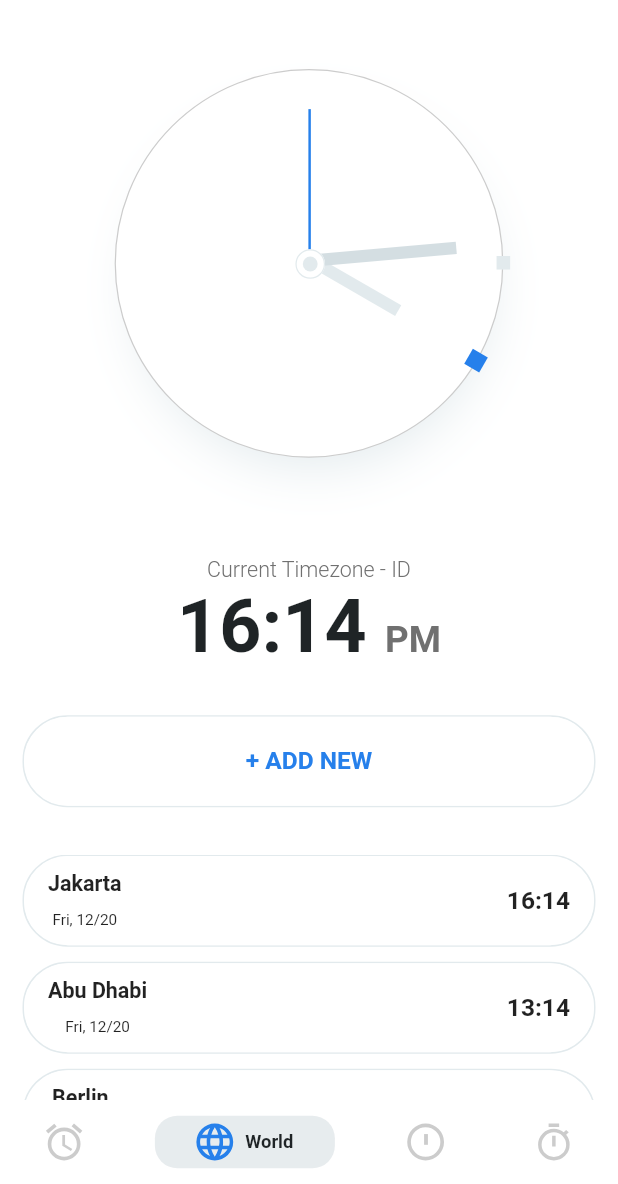
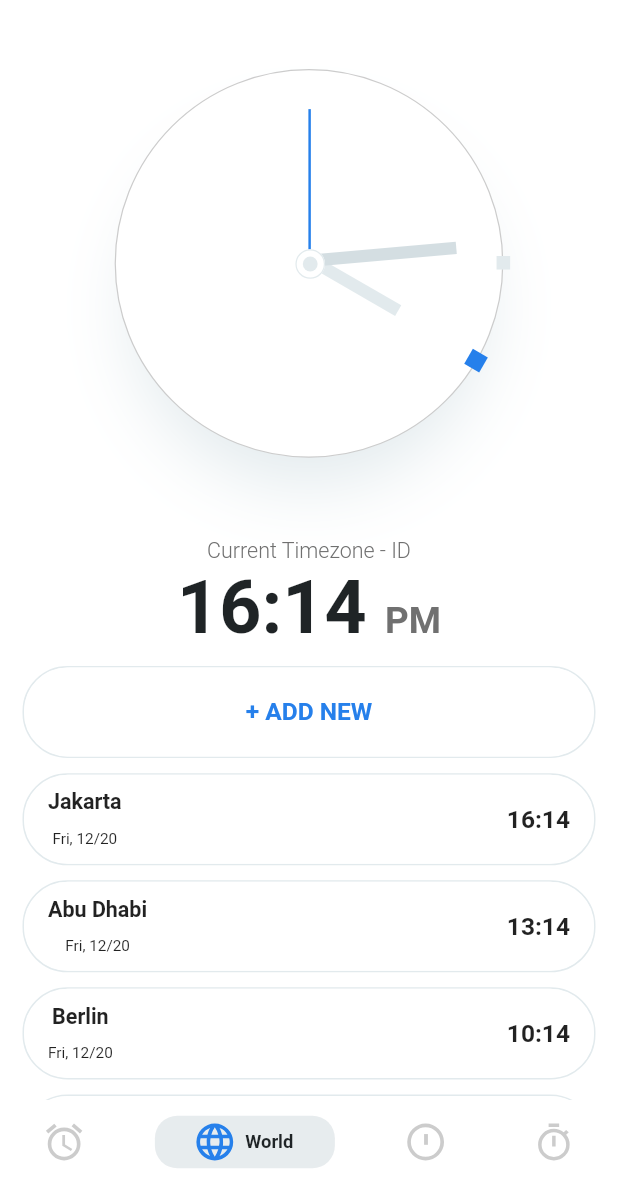
Before and after one commit to Hendi-arch/hendi-clock-app, a Flutter app: the screen it shows after launch, item 2 of the bottom bar chosen, on a phone screen of 412 x 824 dp, the part 52-1236 px from its top. Run offline on Flutter 3.47's test engine with Material 2 defaults, Android fonts, the phone set to English and light mode, and no system bars; drawn by our look-alikes of persistent_bottom_nav_bar; our stand-ins replace flutter_svg, shared_preferences; Roboto replaces fonts that are missing (Segoe UI).

Commit message:
20201219 09:09 Hendi Noviansyah => Update code.

```diff
--- a/lib/pages/WorldPage.dart
+++ b/lib/pages/WorldPage.dart
@@ -19,14 +19,17 @@ class WorldPage extends StatelessWidget {
     ScreenUtil().init(context);
     return Container(
       color: Theme.of(context).backgroundColor,
-      child: Stack(
+      child: Column(
+        mainAxisSize: MainAxisSize.min,
         children: [
           ClockWidget(
               width: 350 * ScreenUtil.scaleDiagonal,
               height: 350 * ScreenUtil.scaleDiagonal),
-          Align(alignment: Alignment(0.0, 0.1), child: ClockTextWidget()),
-          Align(
-            alignment: Alignment(0.0, 0.40),
+          Transform.translate(
+              offset: Offset(0.0, -20.0 * ScreenUtil.scaleDiagonal),
+              child: ClockTextWidget()),
+          Transform.translate(
+            offset: Offset(0.0, -10.0 * ScreenUtil.scaleDiagonal),
             child: WidgetRaisedButton(
                 function: () {},
                 color: Theme.of(context).backgroundColor,
@@ -44,10 +47,7 @@ class WorldPage extends StatelessWidget {
                 border: Border.all(color: const Color(0xffE2EAED), width: 1.0),
                 margin: const EdgeInsets.symmetric(horizontal: 15)),
           ),
-          Align(
-            alignment: Alignment.bottomCenter,
-            child: Container(
-              height: 160 * ScreenUtil.scaleDiagonal,
+          Expanded(
             child: ListView.builder(
               itemCount: _listWorldClockModel.length,
               scrollDirection: Axis.vertical,
@@ -91,12 +91,11 @@ class WorldPage extends StatelessWidget {
                     width: ScreenUtil.screenWidth,
                     height: 60 * ScreenUtil.scaleDiagonal,
                     radius: 30,
-                      border: Border.all(
-                          color: const Color(0xffE2EAED), width: 1.0),
-                      margin: const EdgeInsets.only(
-                          left: 15, right: 15, bottom: 10));
+                    border:
+                        Border.all(color: const Color(0xffE2EAED), width: 1.0),
+                    margin:
+                        const EdgeInsets.only(left: 15, right: 15, bottom: 10));
               },
-              ),
             ),
           )
         ],
--- a/lib/widgets/clock_widget.dart
+++ b/lib/widgets/clock_widget.dart
@@ -15,27 +15,25 @@ class ClockWidget extends StatelessWidget {
   Widget build(BuildContext context) {
     return Consumer<PreferenceAndSettingsNotifier>(
       builder: (context, value, child) => Stack(
+        alignment: Alignment.center,
         children: [
-          Align(
-            alignment: Alignment(0.03, -0.90),
-            child: Container(
+          Container(
             width: 230 * ScreenUtil.scaleDiagonal,
             height: 230 * ScreenUtil.scaleDiagonal,
             decoration: BoxDecoration(
               shape: BoxShape.circle,
               boxShadow: [
                 BoxShadow(
-                    blurRadius: 30,
-                    offset: const Offset(0.0, 30),
-                    color: value.themeState() ? const Color(0xffE2EAED) : const Color(0xff3A454A),
+                  blurRadius: 40,
+                  offset: const Offset(0.0, 5.0),
+                  color: value.themeState()
+                      ? const Color(0xffE2EAED)
+                      : const Color(0xff000000),
                 )
               ],
             ),
           ),
-          ),
-          Align(
-            alignment: Alignment(0.0, -1.0),
-            child: SvgPicture.string(
+          SvgPicture.string(
             value.themeState()
                 ? SvgAssets.icBigClockLight
                 : SvgAssets.icBigClockDark,
@@ -43,7 +41,6 @@ class ClockWidget extends StatelessWidget {
             height: height,
             allowDrawingOutsideViewBox: true,
           ),
-          ),
         ],
       ),
     );
```
Lines whose indentation alone changed are shown as unchanged.
